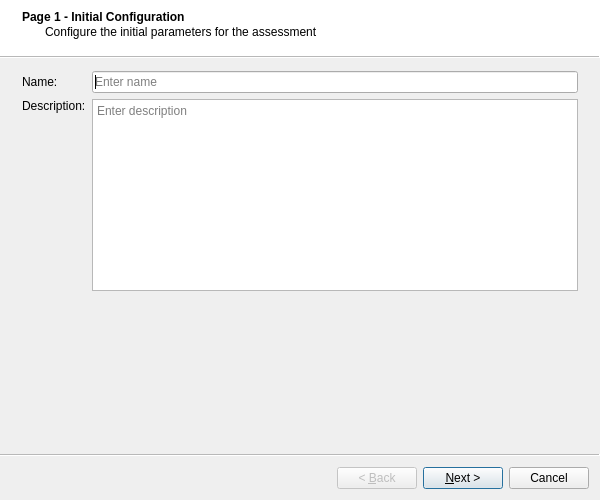
Qt form assessment_wizard_dialog_base.ui (adtorres1987/q_assessment_wizard) before a commit.
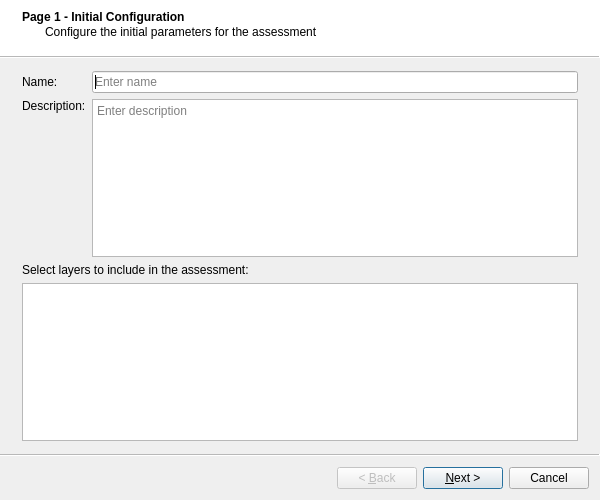
The same form after that commit.

Commit message: Page 1: name, description, and reading layers from section Layers in QGIS

```diff
--- a/assessment_wizard_dialog_base.ui
+++ b/assessment_wizard_dialog_base.ui
@@ -60,17 +60,21 @@
      </layout>
     </item>
     <item>
-     <spacer name="verticalSpacer_page1">
-      <property name="orientation">
-       <enum>Qt::Vertical</enum>
+     <widget class="QLabel" name="label_layers">
+      <property name="text">
+       <string>Select layers to include in the assessment:</string>
       </property>
-      <property name="sizeHint" stdset="0">
-       <size>
-        <width>20</width>
-        <height>40</height>
-       </size>
+     </widget>
+    </item>
+    <item>
+     <widget class="QListWidget" name="listWidget_layers">
+      <property name="selectionMode">
+       <enum>QAbstractItemView::MultiSelection</enum>
       </property>
-     </spacer>
+      <property name="toolTip">
+       <string>Select one or more layers (hold Ctrl/Cmd to select multiple)</string>
+      </property>
+     </widget>
     </item>
    </layout>
   </widget>
```
The commit also changes 2 other files.
